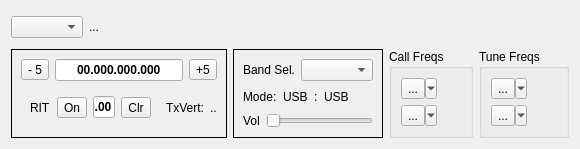
Above: mqt/MqtLogger/rigcontrolframe.ui from Rsclub22/Minos2-Mirror before the change. Below: the same form after it.
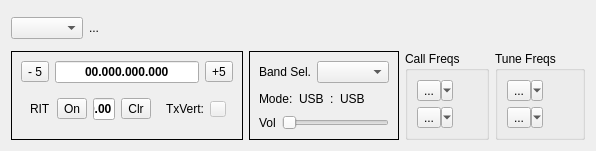
That is the form after the change. Custom widgets are drawn as their Qt base class.

Commit message: add transvert status message and indicator

```diff
--- a/mqt/MqtLogger/rigcontrolframe.ui
+++ b/mqt/MqtLogger/rigcontrolframe.ui
@@ -6,8 +6,8 @@
    <rect>
     <x>0</x>
     <y>0</y>
-    <width>558</width>
-    <height>149</height>
+    <width>596</width>
+    <height>151</height>
    </rect>
   </property>
   <property name="windowTitle">
@@ -210,9 +210,18 @@
              </widget>
             </item>
             <item>
-             <widget class="QLabel" name="txvertStat">
+             <widget class="QPushButton" name="transvertIndicator">
+              <property name="enabled">
+               <bool>false</bool>
+              </property>
+              <property name="maximumSize">
+               <size>
+                <width>16</width>
+                <height>16</height>
+               </size>
+              </property>
               <property name="text">
-               <string>..</string>
+               <string/>
               </property>
              </widget>
             </item>
```
The commit also changes 15 other files.
